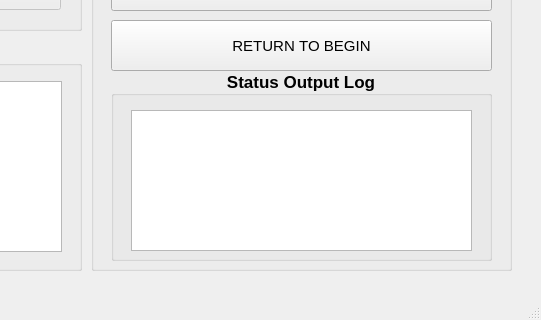
First picture: the form in software/mqtt-control/mainwindow.ui, repository Vienchau/qr-control, before the edit; both pictures show x 959 to 1500 and y 480 to 800 of the 1500 by 800 pixel window.
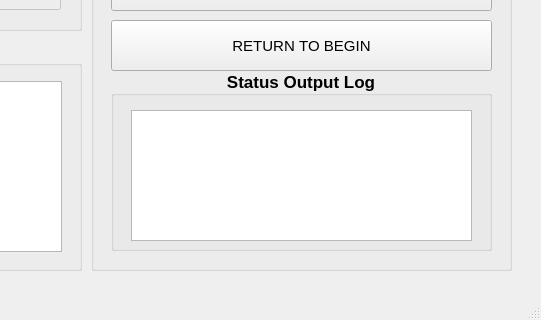
Second picture: the form after the edit. Icons and pictures are not drawn.

```diff
--- a/software/mqtt-control/mainwindow.ui
+++ b/software/mqtt-control/mainwindow.ui
@@ -1780,7 +1780,7 @@
        <x>20</x>
        <y>530</y>
        <width>381</width>
-       <height>191</height>
+       <height>181</height>
       </rect>
      </property>
      <property name="font">
@@ -1803,7 +1803,7 @@
         <x>20</x>
         <y>40</y>
         <width>341</width>
-        <height>141</height>
+        <height>131</height>
        </rect>
       </property>
      </widget>
```
Left out of the diff: 32 changed lines with no effect on the pictures.
